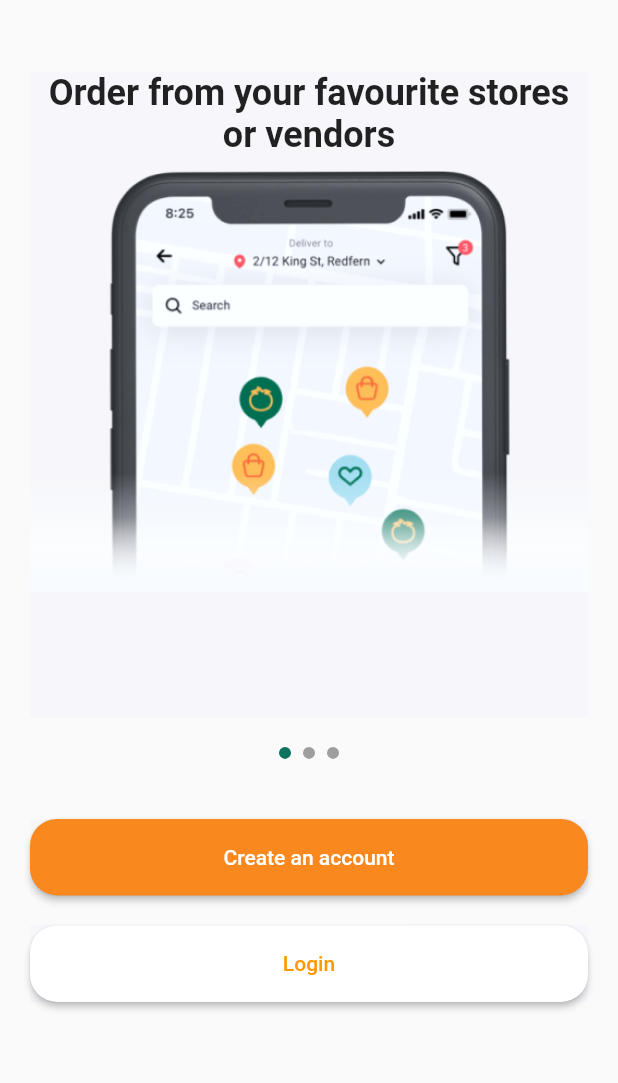
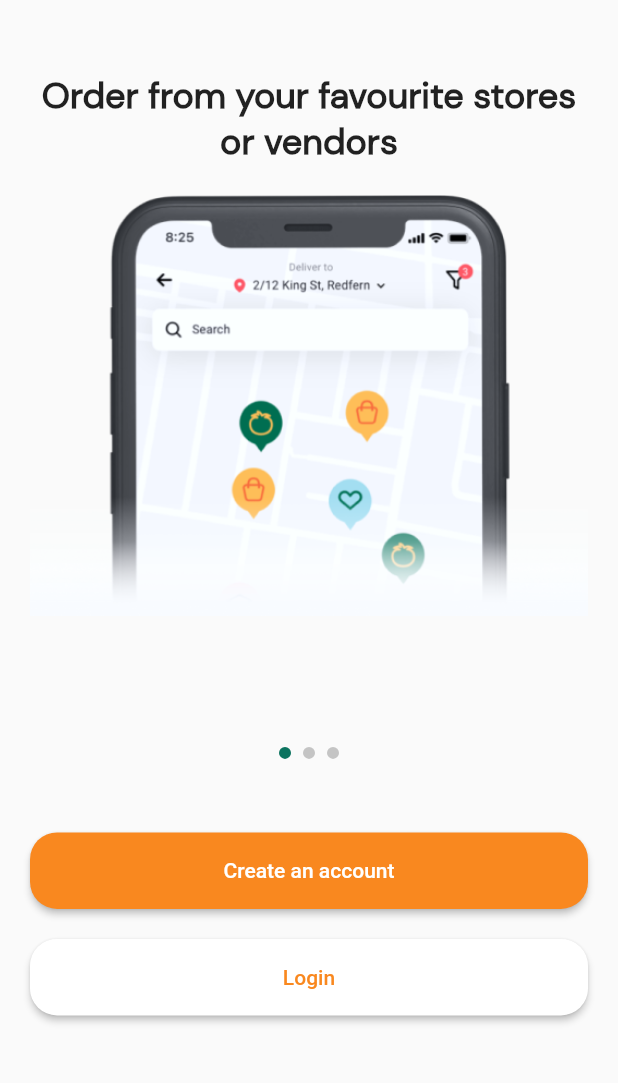
Before and after one commit to jordanmaulana/food_app_slicing, a Flutter app: the screen it shows after launch, on a phone screen of 412 x 824 dp, the part 77-1160 px from its top. Run offline on Flutter 3.47's test engine with Material 2 defaults, Android fonts, the phone set to English and light mode, and no system bars; drawn by our look-alikes of carousel_slider.

Commit message:
Change width and use Sized Box

```diff
--- a/lib/views/onboarding/onboarding_view.dart
+++ b/lib/views/onboarding/onboarding_view.dart
@@ -11,9 +11,10 @@ class OnboardingView extends StatefulWidget {
 }
 
 class _OnboardingViewState extends State<OnboardingView> {
+  int _current = 0;
+
   @override
   Widget build(BuildContext context) {
-    int _current = 0;
     final List<String> imagesList = [
       "onboarding1.png",
       "onboarding2.png",
@@ -29,26 +30,18 @@ class _OnboardingViewState extends State<OnboardingView> {
       body: SingleChildScrollView(
         child: Container(
           margin: EdgeInsets.symmetric(horizontal: 20),
-          height: MediaQuery.of(context).size.height,
           child: Column(
             children: [
               Container(
-                color: VColor.background,
                 margin: const EdgeInsets.symmetric(vertical: 28),
-                width: MediaQuery.of(context).size.width,
                 height: 23.25,
                 child: Image.asset('assets/images/logo.png'),
               ),
-              Container(
-                color: VColor.background,
-                margin: const EdgeInsets.only(top: 20, bottom: 10),
-                width: MediaQuery.of(context).size.width,
-                height: 430,
-                child: CarouselSlider(
+              SizedBox(height: 20),
+              CarouselSlider(
                 items: imagesList
                     .map(
                       (item) => Container(
-                          // height: 500,
                         child: Center(
                           child: Column(children: [
                             HeaderText(
@@ -56,10 +49,12 @@ class _OnboardingViewState extends State<OnboardingView> {
                               maxLine: 2,
                               alignment: TextAlign.center,
                             ),
-                              SizedBox(height: 10.0),
-                              Image.asset(
+                            SizedBox(height: 20),
+                            Flexible(
+                              child: Image.asset(
                                 "assets/images/onboarding/$item",
-                                fit: BoxFit.cover,
+                                alignment: Alignment.center,
+                              ),
                             ),
                           ]),
                         ),
@@ -79,11 +74,8 @@ class _OnboardingViewState extends State<OnboardingView> {
                   },
                 ),
               ),
-              ),
-              Container(
-                margin: const EdgeInsets.only(top: 6, bottom: 16),
-                width: MediaQuery.of(context).size.width,
-                child: Row(
+              SizedBox(height: 16),
+              Row(
                 mainAxisAlignment: MainAxisAlignment.center,
                 children: imagesList.asMap().entries.map((entry) {
                   return Container(
@@ -92,18 +84,17 @@ class _OnboardingViewState extends State<OnboardingView> {
                     margin: EdgeInsets.all(4.0),
                     decoration: BoxDecoration(
                       shape: BoxShape.circle,
-                        color:
-                            _current == entry.key ? VColor.green : Colors.grey,
+                      color: _current == entry.key
+                          ? VColor.green
+                          : Color(0xFFC4C4C4),
                     ),
                   );
                 }).toList(),
               ),
-              ),
+              SizedBox(height: 45),
               Container(
-                color: VColor.background,
-                margin: const EdgeInsets.only(top: 20, bottom: 10),
-                width: MediaQuery.of(context).size.width,
                 height: 51,
+                width: double.infinity,
                 child: ElevatedButton(
                   child: Text("Create an account"),
                   style: ButtonStyle(
@@ -119,16 +110,15 @@ class _OnboardingViewState extends State<OnboardingView> {
                   },
                 ),
               ),
+              SizedBox(height: 20),
               Container(
-                color: VColor.background,
-                margin: const EdgeInsets.only(top: 10),
-                width: MediaQuery.of(context).size.width,
+                width: double.infinity,
                 height: 51,
                 child: ElevatedButton(
                   child: Text("Login"),
                   style: ButtonStyle(
                     foregroundColor:
-                        MaterialStateProperty.all<Color>(Colors.orange),
+                        MaterialStateProperty.all<Color>(VColor.orange1),
                     backgroundColor:
                         MaterialStateProperty.all<Color>(Colors.white),
                     splashFactory: InkSplash.splashFactory,
--- a/lib/widgets/text_widgets.dart
+++ b/lib/widgets/text_widgets.dart
@@ -15,7 +15,7 @@ class HeaderText extends StatelessWidget {
         fontSize: 24.0,
         fontWeight: FontWeight.w700,
         fontStyle: FontStyle.normal,
-        // fontFamily: 'DM Sans'
+        fontFamily: 'DM Sans'
       ),
       textAlign: alignment,
       maxLines: maxLine,
```
Lines whose indentation alone changed are shown as unchanged.
